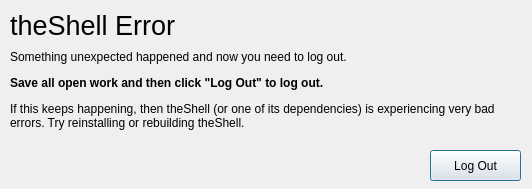
This is segfaultdialog.ui in vicr123/theshell as Qt 5 draws it before an edit. The edited form follows.
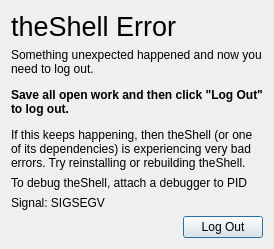
This is the edited form. Icons and pictures are not drawn.

Commit message: Add Close Button, Taskbar Skipping Hints, Attention Demands

```diff
--- a/segfaultdialog.ui
+++ b/segfaultdialog.ui
@@ -6,10 +6,16 @@
    <rect>
     <x>0</x>
     <y>0</y>
-    <width>532</width>
-    <height>189</height>
+    <width>530</width>
+    <height>259</height>
    </rect>
   </property>
+  <property name="minimumSize">
+   <size>
+    <width>530</width>
+    <height>0</height>
+   </size>
+  </property>
   <property name="windowTitle">
    <string>theShell Error</string>
   </property>
@@ -17,15 +23,12 @@
    <iconset theme="dialog-error">
     <normaloff>.</normaloff>.</iconset>
   </property>
+  <layout class="QVBoxLayout" name="verticalLayout">
+   <property name="sizeConstraint">
+    <enum>QLayout::SetFixedSize</enum>
+   </property>
+   <item>
   <widget class="QLabel" name="label">
-   <property name="geometry">
-    <rect>
-     <x>10</x>
-     <y>10</y>
-     <width>381</width>
-     <height>31</height>
-    </rect>
-   </property>
    <property name="font">
     <font>
      <pointsize>20</pointsize>
@@ -35,15 +38,9 @@
     <string>theShell Error</string>
    </property>
   </widget>
+   </item>
+   <item>
   <widget class="QLabel" name="label_2">
-   <property name="geometry">
-    <rect>
-     <x>10</x>
-     <y>40</y>
-     <width>511</width>
-     <height>101</height>
-    </rect>
-   </property>
    <property name="text">
     <string>&lt;html&gt;&lt;head/&gt;&lt;body&gt;&lt;p&gt;Something unexpected happened and now you need to log out.&lt;/p&gt;&lt;p&gt;&lt;span style=&quot; font-weight:600;&quot;&gt;Save all open work and then click &amp;quot;Log Out&amp;quot; to log out.&lt;/span&gt;&lt;/p&gt;&lt;p&gt;If this keeps happening, then theShell (or one of its dependencies) is experiencing very bad errors. Try reinstalling or rebuilding theShell.&lt;/p&gt;&lt;/body&gt;&lt;/html&gt;</string>
    </property>
@@ -51,15 +48,38 @@
     <bool>true</bool>
    </property>
   </widget>
+   </item>
+   <item>
+    <widget class="QLabel" name="label_3">
+     <property name="text">
+      <string>To debug theShell, attach a debugger to PID</string>
+     </property>
+    </widget>
+   </item>
+   <item>
+    <widget class="QLabel" name="signal">
+     <property name="text">
+      <string>Signal: SIGSEGV</string>
+     </property>
+    </widget>
+   </item>
+   <item>
+    <layout class="QHBoxLayout" name="horizontalLayout">
+     <item>
+      <spacer name="horizontalSpacer">
+       <property name="orientation">
+        <enum>Qt::Horizontal</enum>
+       </property>
+       <property name="sizeHint" stdset="0">
+        <size>
+         <width>40</width>
+         <height>20</height>
+        </size>
+       </property>
+      </spacer>
+     </item>
+     <item>
   <widget class="QPushButton" name="pushButton">
-   <property name="geometry">
-    <rect>
-     <x>430</x>
-     <y>150</y>
-     <width>91</width>
-     <height>31</height>
-    </rect>
-   </property>
    <property name="text">
     <string>Log Out</string>
    </property>
@@ -68,6 +88,10 @@
      <normaloff>.</normaloff>.</iconset>
    </property>
   </widget>
+     </item>
+    </layout>
+   </item>
+  </layout>
  </widget>
  <resources/>
  <connections/>
```
Lines whose indentation alone changed are shown as unchanged. The commit also changes 19 other files.
